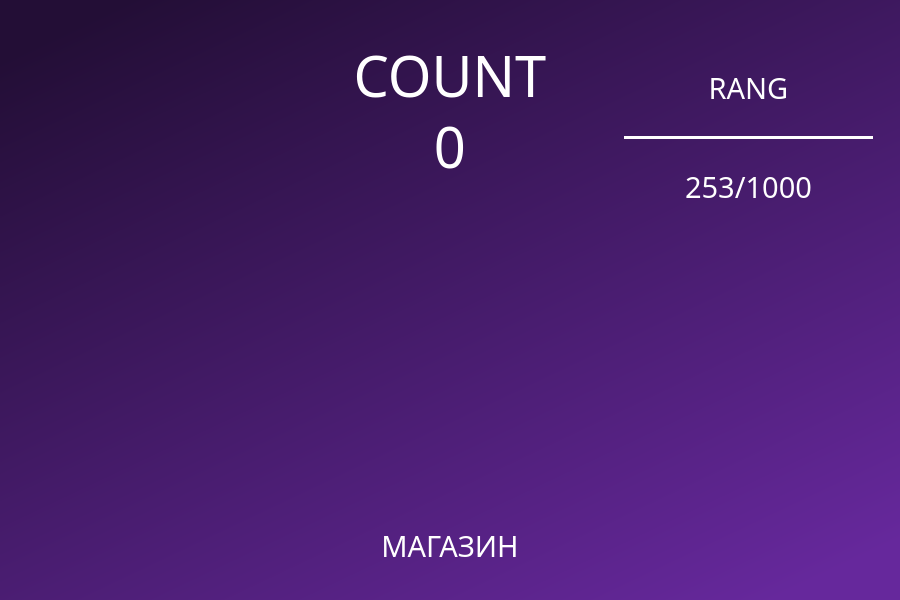
Old version of the form ui-forms/main_ui.ui in the repository n1ghtmare-dev/clicker.
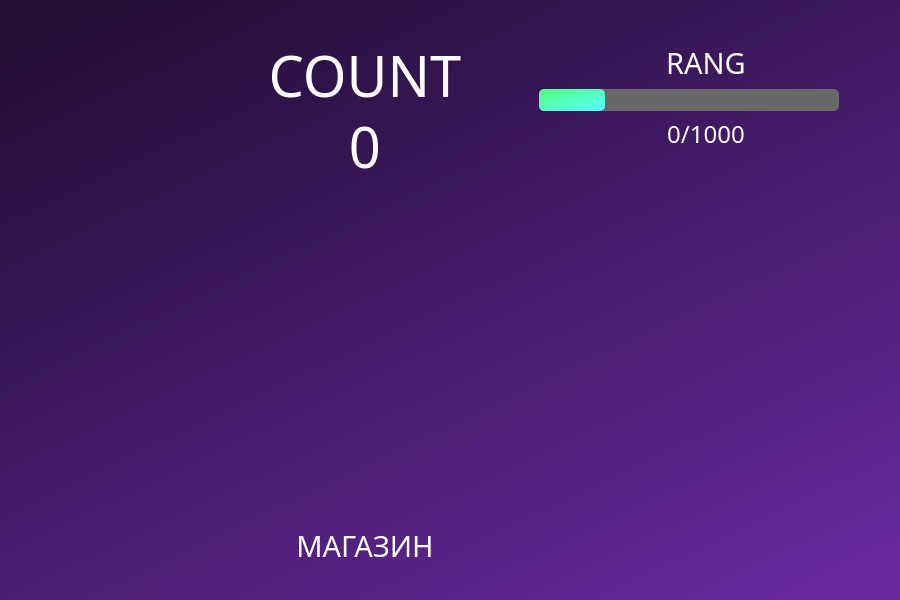
New version of the form. Icons and pictures are not drawn.

Diff of the .ui file:
```diff
--- a/ui-forms/main_ui.ui
+++ b/ui-forms/main_ui.ui
@@ -63,17 +63,17 @@
         <height>500</height>
        </size>
       </property>
+      <layout class="QVBoxLayout" name="verticalLayout_5">
+       <item>
       <widget class="QLabel" name="label_5">
        <property name="enabled">
         <bool>true</bool>
        </property>
-       <property name="geometry">
-        <rect>
-         <x>0</x>
-         <y>20</y>
-         <width>301</width>
-         <height>451</height>
-        </rect>
+         <property name="maximumSize">
+          <size>
+           <width>250</width>
+           <height>350</height>
+          </size>
        </property>
        <property name="text">
         <string/>
@@ -88,6 +88,8 @@
         <set>Qt::AlignmentFlag::AlignCenter</set>
        </property>
       </widget>
+       </item>
+      </layout>
      </widget>
     </item>
     <item alignment="Qt::AlignmentFlag::Qt::AlignmentFlag::AlignVCenter">
@@ -108,7 +110,7 @@
        <property name="spacing">
         <number>100</number>
        </property>
-       <item>
+       <item alignment="Qt::AlignmentFlag::Qt::AlignmentFlag::AlignVCenter">
         <widget class="QFrame" name="counts">
          <property name="maximumSize">
           <size>
@@ -133,6 +135,9 @@
               <pointsize>42</pointsize>
              </font>
             </property>
+            <property name="styleSheet">
+             <string notr="true">text-shadow: -1px 2px 6px rgba(0, 0, 0, 0.5);</string>
+            </property>
             <property name="text">
              <string>COUNT</string>
             </property>
@@ -149,6 +154,9 @@
               <pointsize>42</pointsize>
              </font>
             </property>
+            <property name="styleSheet">
+             <string notr="true">text-shadow: -1px 2px 6px rgba(0, 0, 0, 0.5);</string>
+            </property>
             <property name="text">
              <string>0</string>
             </property>
@@ -253,7 +261,7 @@
        </size>
       </property>
       <layout class="QVBoxLayout" name="verticalLayout_4">
-       <item>
+       <item alignment="|Qt::AlignmentFlag::AlignVCenter">
         <widget class="QFrame" name="rang">
          <property name="maximumSize">
           <size>
@@ -270,6 +278,12 @@
               <pointsize>22</pointsize>
              </font>
             </property>
+            <property name="layoutDirection">
+             <enum>Qt::LayoutDirection::LeftToRight</enum>
+            </property>
+            <property name="styleSheet">
+             <string notr="true">text-shadow: -1px 2px 6px rgba(0, 0, 0, 0.5);</string>
+            </property>
             <property name="text">
              <string>RANG</string>
             </property>
@@ -279,30 +293,50 @@
            </widget>
           </item>
           <item>
-           <widget class="Line" name="line">
-            <property name="font">
-             <font>
-              <pointsize>30</pointsize>
-              <bold>true</bold>
-             </font>
+           <widget class="QProgressBar" name="progressBar">
+            <property name="minimumSize">
+             <size>
+              <width>200</width>
+              <height>0</height>
+             </size>
             </property>
-            <property name="cursor">
-             <cursorShape>ArrowCursor</cursorShape>
+            <property name="maximumSize">
+             <size>
+              <width>300</width>
+              <height>16777215</height>
+             </size>
+            </property>
+            <property name="accessibleName">
+             <string/>
+            </property>
+            <property name="layoutDirection">
+             <enum>Qt::LayoutDirection::LeftToRight</enum>
+            </property>
+            <property name="autoFillBackground">
+             <bool>false</bool>
             </property>
             <property name="styleSheet">
-             <string notr="true"/>
+             <string notr="true">QProgressBar{
+	background-color: rgb(103, 103, 103);
+	border-radius: 5px;
+}
+
+QProgressBar::chunk{
+	border-radius: 5px;
+	background-color: qlineargradient(spread:pad, x1:0, y1:0, x2:1, y2:1, stop:0 rgba(85, 255, 127, 255), stop:1 rgba(85, 255, 255, 255));
+}</string>
             </property>
-            <property name="frameShadow">
-             <enum>QFrame::Shadow::Plain</enum>
+            <property name="value">
+             <number>22</number>
             </property>
-            <property name="lineWidth">
-             <number>10</number>
+            <property name="alignment">
+             <set>Qt::AlignmentFlag::AlignCenter</set>
             </property>
-            <property name="midLineWidth">
-             <number>5</number>
+            <property name="textVisible">
+             <bool>false</bool>
             </property>
-            <property name="orientation">
-             <enum>Qt::Orientation::Horizontal</enum>
+            <property name="format">
+             <string notr="true">%p%</string>
             </property>
            </widget>
           </item>
@@ -311,11 +345,14 @@
             <property name="font">
              <font>
               <family>a_Concepto</family>
-              <pointsize>22</pointsize>
+              <pointsize>18</pointsize>
              </font>
             </property>
+            <property name="styleSheet">
+             <string notr="true">text-shadow: -1px 2px 6px rgba(0, 0, 0, 0.5);</string>
+            </property>
             <property name="text">
-             <string>253/1000</string>
+             <string>0/1000</string>
             </property>
             <property name="alignment">
              <set>Qt::AlignmentFlag::AlignCenter</set>
@@ -330,7 +367,7 @@
          <property name="minimumSize">
           <size>
            <width>200</width>
-           <height>200</height>
+           <height>400</height>
           </size>
          </property>
          <property name="maximumSize">
```
Left out of the diff: 3 changed lines with no effect on the pictures. Lines whose indentation alone changed are shown as unchanged.
